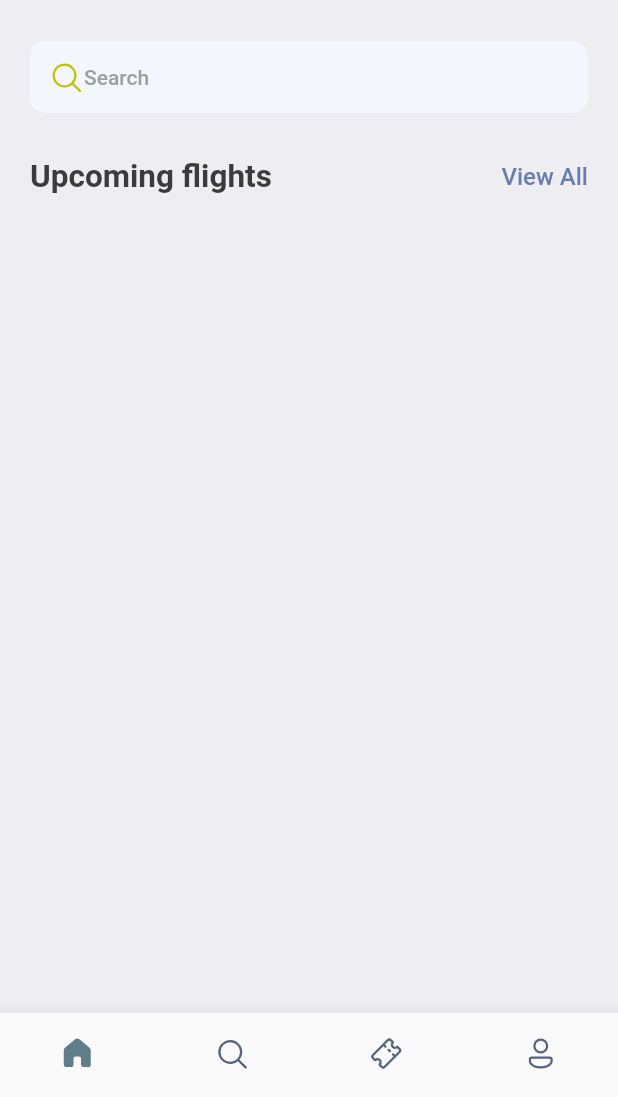
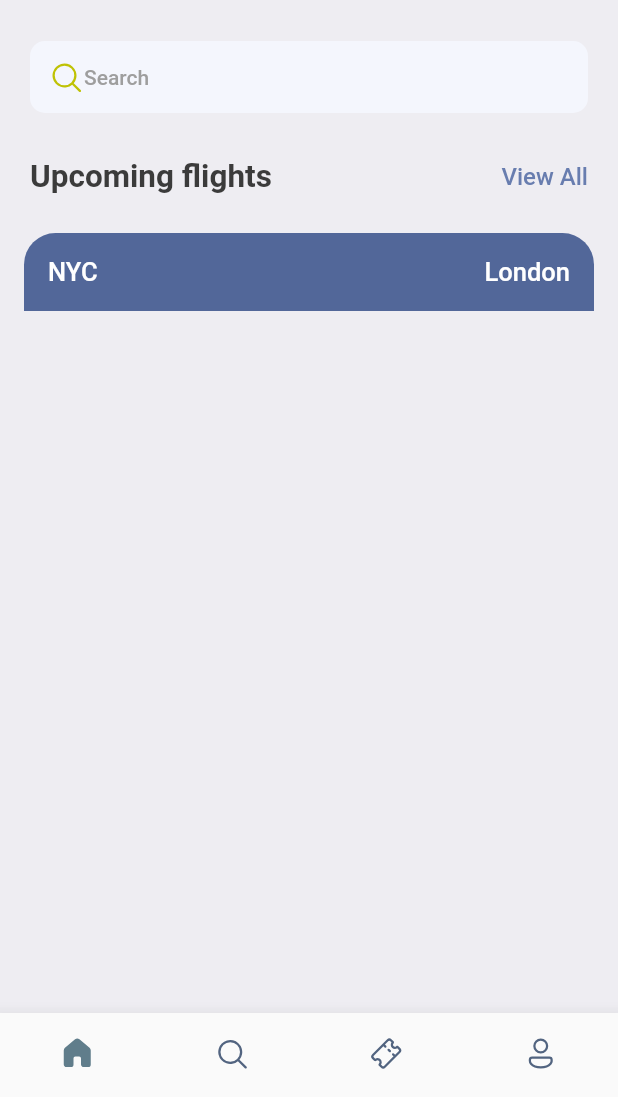
Before and after one commit to aayushgulia666/ticket_booking, a Flutter app: the screen it shows after launch, on a phone screen of 412 x 824 dp, the part 139-1236 px from its top. Run offline on Flutter 3.47's test engine with Material 2 defaults, Android fonts, the phone set to English and light mode, and no system bars; our stand-ins replace fluentui_system_icons, gap.

Commit message:
Ticket View first row created.

```diff
--- a/lib/screens/home.dart
+++ b/lib/screens/home.dart
@@ -2,6 +2,7 @@ import 'package:fluentui_system_icons/fluentui_system_icons.dart';
 import 'package:flutter/cupertino.dart';
 import 'package:flutter/material.dart';
 import 'package:gap/gap.dart';
+import 'package:ticket_booking/ticket_view.dart';
 
 import '../utils/app_styles.dart';
 
@@ -72,7 +73,9 @@ class HomeScreen extends StatelessWidget {
                 ),
               ],
             ),
-          )
+          ),
+          const Gap(25),
+          const TicketView(),
         ],
       )
     );
--- /dev/null
+++ b/lib/ticket_view.dart
@@ -0,0 +1,46 @@
+import 'package:flutter/cupertino.dart';
+import 'package:flutter/material.dart';
+import 'package:ticket_booking/utils/app_layout.dart';
+import 'package:ticket_booking/utils/app_styles.dart';
+
+class TicketView extends StatelessWidget {
+  const TicketView({Key? key}) : super(key: key);
+
+  @override
+  Widget build(BuildContext context) {
+
+    final size = AppLayout.getSize(context);
+
+    return SizedBox(
+      width: size.width,
+      height: 200,
+
+      child: Container(
+        margin: const EdgeInsets.only(left: 16, right: 16),
+        child: Column(
+          children: [
+            Container(
+              decoration: const BoxDecoration(
+                color: Color(0xFF526799),
+                borderRadius: BorderRadius.only(topLeft: Radius.circular(21), topRight: Radius.circular(21)),
+
+              ),
+              padding: const EdgeInsets.all(16),
+              child: Column(
+                children: [
+                  Row(
+                    children: [
+                      Text("NYC", style: Styles.headlineStyle3.copyWith(color: Colors.white),),
+                      const Spacer(),
+                      Text("London", style: Styles.headlineStyle3.copyWith(color: Colors.white),),
+                    ],
+                  )
+                ],
+              ),
+            )
+          ],
+        ),
+      ),
+    );
+  }
+}
--- /dev/null
+++ b/lib/utils/app_layout.dart
@@ -0,0 +1,7 @@
+import 'package:flutter/cupertino.dart';
+
+class AppLayout{
+  static getSize(BuildContext context){
+    return MediaQuery.of(context).size;
+  }
+}
```
